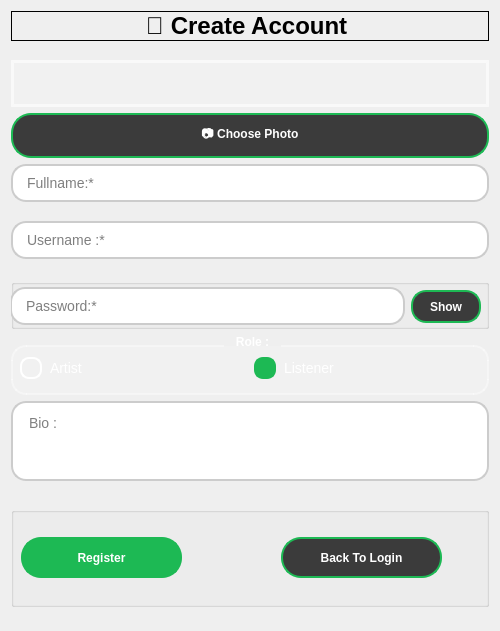
This is Spotify/registerwindow.ui in Razatak186/Spotify-Project as Qt 5 draws it before an edit. The edited form follows.
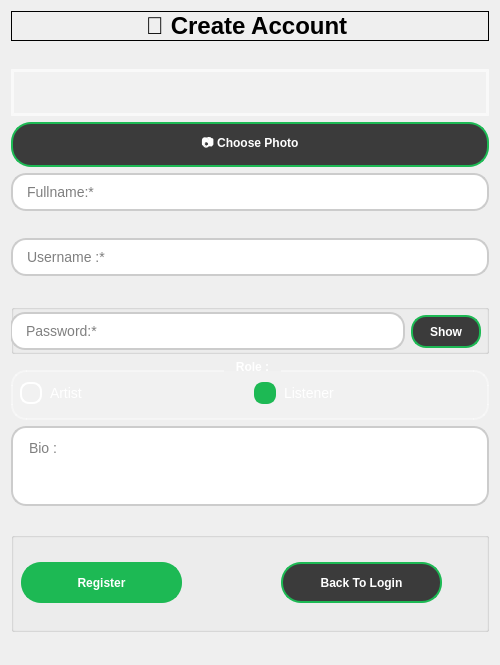
This is the edited form.

```diff
--- a/Spotify/registerwindow.ui
+++ b/Spotify/registerwindow.ui
@@ -7,7 +7,7 @@
     <x>0</x>
     <y>0</y>
     <width>500</width>
-    <height>631</height>
+    <height>665</height>
    </rect>
   </property>
   <property name="windowTitle">
```
Left out of the diff: 3 changed lines with no effect on the pictures.
